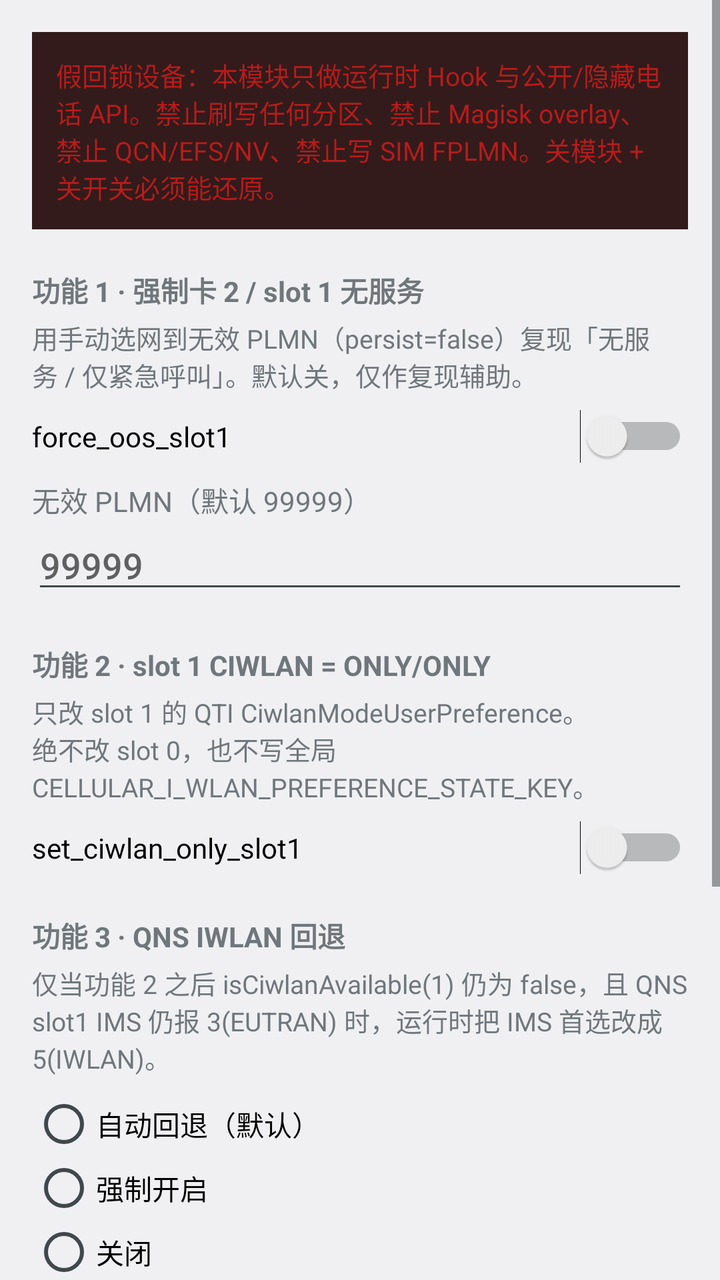
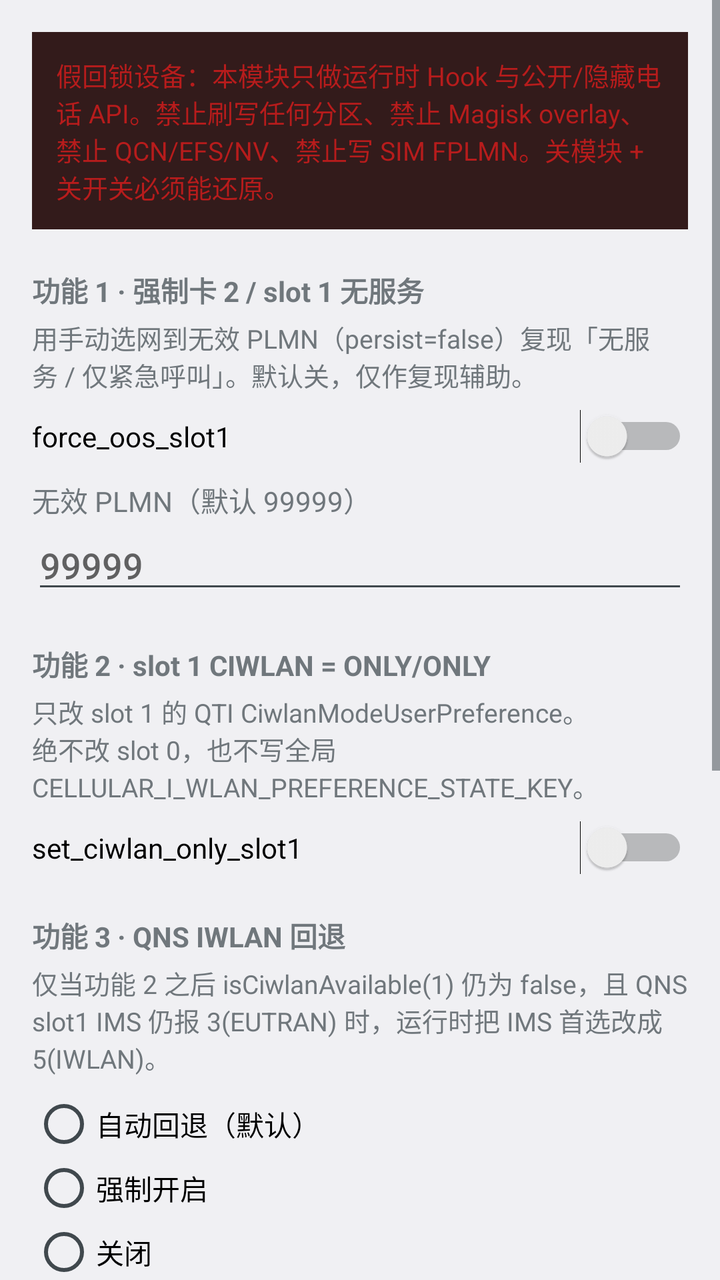

Two renders of the same Android screen: before a commit and after it. Below are the layout's source before the change and the commit's diff.
<!-- AndroidManifest.xml: application theme android:Theme.DeviceDefault.DayNight -->
<!-- res/layout/activity_settings.xml -->
<?xml version="1.0" encoding="utf-8"?>
<ScrollView xmlns:android="http://schemas.android.com/apk/res/android"
    android:layout_width="match_parent"
    android:layout_height="match_parent"
    android:fillViewport="true">

    <LinearLayout
        android:layout_width="match_parent"
        android:layout_height="wrap_content"
        android:orientation="vertical"
        android:padding="16dp">

        <TextView
            android:id="@+id/safety_banner"
            android:layout_width="match_parent"
            android:layout_height="wrap_content"
            android:background="@color/banner_bg"
            android:padding="12dp"
            android:text="@string/safety_banner"
            android:textColor="@color/danger"
            android:textSize="13sp" />

        <TextView
            android:layout_width="match_parent"
            android:layout_height="wrap_content"
            android:layout_marginTop="20dp"
            android:text="@string/fn1_title"
            android:textStyle="bold" />

        <TextView
            android:layout_width="match_parent"
            android:layout_height="wrap_content"
            android:layout_marginTop="4dp"
            android:text="@string/fn1_summary"
            android:textSize="13sp" />

        <Switch
            android:id="@+id/fn1_switch"
            android:layout_width="match_parent"
            android:layout_height="wrap_content"
            android:layout_marginTop="8dp"
            android:text="force_oos_slot1" />

        <TextView
            android:layout_width="match_parent"
            android:layout_height="wrap_content"
            android:layout_marginTop="8dp"
            android:text="@string/fn1_plmn" />

        <EditText
            android:id="@+id/fn1_plmn"
            android:layout_width="match_parent"
            android:layout_height="wrap_content"
            android:hint="99999"
            android:inputType="number"
            android:maxLines="1" />

        <TextView
            android:layout_width="match_parent"
            android:layout_height="wrap_content"
            android:layout_marginTop="20dp"
            android:text="@string/fn2_title"
            android:textStyle="bold" />

        <TextView
            android:layout_width="match_parent"
            android:layout_height="wrap_content"
            android:layout_marginTop="4dp"
            android:text="@string/fn2_summary"
            android:textSize="13sp" />

        <Switch
            android:id="@+id/fn2_switch"
            android:layout_width="match_parent"
            android:layout_height="wrap_content"
            android:layout_marginTop="8dp"
            android:text="set_ciwlan_only_slot1" />

        <TextView
            android:layout_width="match_parent"
            android:layout_height="wrap_content"
            android:layout_marginTop="20dp"
            android:text="@string/fn3_title"
            android:textStyle="bold" />

        <TextView
            android:layout_width="match_parent"
            android:layout_height="wrap_content"
            android:layout_marginTop="4dp"
            android:text="@string/fn3_summary"
            android:textSize="13sp" />

        <RadioGroup
            android:id="@+id/fn3_group"
            android:layout_width="match_parent"
            android:layout_height="wrap_content"
            android:layout_marginTop="8dp">

            <RadioButton
                android:id="@+id/fn3_auto"
                android:layout_width="match_parent"
                android:layout_height="wrap_content"
                android:text="@string/fn3_auto" />

            <RadioButton
                android:id="@+id/fn3_on"
                android:layout_width="match_parent"
                android:layout_height="wrap_content"
                android:text="@string/fn3_on" />

            <RadioButton
                android:id="@+id/fn3_off"
                android:layout_width="match_parent"
                android:layout_height="wrap_content"
                android:text="@string/fn3_off" />
        </RadioGroup>

        <Button
            android:id="@+id/restore"
            android:layout_width="match_parent"
            android:layout_height="wrap_content"
            android:layout_marginTop="20dp"
            android:text="@string/restore" />

        <TextView
            android:layout_width="match_parent"
            android:layout_height="wrap_content"
            android:layout_marginTop="8dp"
            android:text="@string/restore_hint"
            android:textSize="13sp" />

        <TextView
            android:layout_width="match_parent"
            android:layout_height="wrap_content"
            android:layout_marginTop="16dp"
            android:text="@string/logcat_hint"
            android:textSize="13sp" />

        <TextView
            android:id="@+id/grant_hint"
            android:layout_width="match_parent"
            android:layout_height="wrap_content"
            android:layout_marginTop="16dp"
            android:text="@string/grant_hint"
            android:textSize="12sp" />
    </LinearLayout>
</ScrollView>
<!-- resources referenced by this layout -->
<resources>
  <color name="banner_bg">#331B1B</color>
  <color name="danger">#B71C1C</color>
  <string name="fn1_plmn">无效 PLMN（默认 99999）</string>
  <string name="fn1_summary">用手动选网到无效 PLMN（persist=false）复现「无服务 / 仅紧急呼叫」。默认关，仅作复现辅助。</string>
  <string name="fn1_title">功能 1 · 强制卡 2 / slot 1 无服务</string>
  <string name="fn2_summary">只改 slot 1 的 QTI CiwlanModeUserPreference。绝不改 slot 0，也不写全局 CELLULAR_I_WLAN_PREFERENCE_STATE_KEY。</string>
  <string name="fn2_title">功能 2 · slot 1 CIWLAN = ONLY/ONLY</string>
  <string name="fn3_auto">自动回退（默认）</string>
  <string name="fn3_off">关闭</string>
  <string name="fn3_on">强制开启</string>
  <string name="fn3_summary">仅当功能 2 之后 isCiwlanAvailable(1) 仍为 false，且 QNS slot1 IMS 仍报 3(EUTRAN) 时，运行时把 IMS 首选改成 5(IWLAN)。</string>
  <string name="fn3_title">功能 3 · QNS IWLAN 回退</string>
  <string name="grant_hint">若开关无法写入 settings global，在电脑执行：\nadb shell su 0 pm grant dev.ciwlanfix.lsposed android.permission.WRITE_SECURE_SETTINGS</string>
  <string name="logcat_hint">过滤：adb logcat -s CIWLAN_FIX:D\n成功不能只看 UI，必须同时有 ONLY/ONLY、isCiwlanAvailable(1) 或 ePDG-over-cellular、QNS pref=5、以及真实 ePDG/IKE。</string>
  <string name="restore">关闭全部功能并还原 slot 1</string>
  <string name="restore_hint">先等 logcat 出现 restored，再去 LSPosed 禁用模块并重启。</string>
  <string name="safety_banner">假回锁设备：本模块只做运行时 Hook 与公开/隐藏电话 API。禁止刷写任何分区、禁止 Magisk overlay、禁止 QCN/EFS/NV、禁止写 SIM FPLMN。关模块 + 关开关必须能还原。</string>
</resources>

<!-- the commit's change to res/layout/activity_settings.xml (unified diff, before → after) -->
@@ -115,6 +115,29 @@
                 android:text="@string/fn3_off" />
         </RadioGroup>
 
+        <TextView
+            android:layout_width="match_parent"
+            android:layout_height="wrap_content"
+            android:layout_marginTop="20dp"
+            android:text="@string/status_title"
+            android:textStyle="bold" />
+
+        <TextView
+            android:id="@+id/runtime_status"
+            android:layout_width="match_parent"
+            android:layout_height="wrap_content"
+            android:layout_marginTop="8dp"
+            android:fontFamily="monospace"
+            android:text="@string/status_empty"
+            android:textSize="12sp" />
+
+        <Button
+            android:id="@+id/refresh_status"
+            android:layout_width="match_parent"
+            android:layout_height="wrap_content"
+            android:layout_marginTop="8dp"
+            android:text="@string/refresh_status" />
+
         <Button
             android:id="@+id/restore"
             android:layout_width="match_parent"
<!-- resource entries referenced after the edit -->
@@ -14,8 +14,11 @@
   <string name="fn3_title">功能 3 · QNS IWLAN 回退</string>
   <string name="grant_hint">若开关无法写入 settings global，在电脑执行：\nadb shell su 0 pm grant dev.ciwlanfix.lsposed android.permission.WRITE_SECURE_SETTINGS</string>
   <string name="logcat_hint">过滤：adb logcat -s CIWLAN_FIX:D\n成功不能只看 UI，必须同时有 ONLY/ONLY、isCiwlanAvailable(1) 或 ePDG-over-cellular、QNS pref=5、以及真实 ePDG/IKE。</string>
+  <string name="refresh_status">刷新运行状态</string>
   <string name="restore">关闭全部功能并还原 slot 1</string>
   <string name="restore_hint">先等 logcat 出现 restored，再去 LSPosed 禁用模块并重启。</string>
   <string name="safety_banner">假回锁设备：本模块只做运行时 Hook 与公开/隐藏电话 API。禁止刷写任何分区、禁止 Magisk overlay、禁止 QCN/EFS/NV、禁止写 SIM FPLMN。关模块 + 关开关必须能还原。</string>
+  <string name="status_empty">还没读到宿主写入的状态。常见原因：LSPosed 没勾 com.qti.phone / vendor.qti.iwlan，或还没重启。</string>
+  <string name="status_title">运行状态（看这个，不要只看「无服务」）</string>
 </resources>
 
